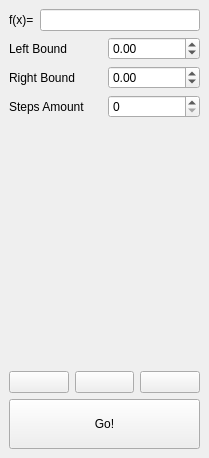
Qt form ui/parameters_dock.ui (Nekson228/GeneticInterpolation) before a commit.
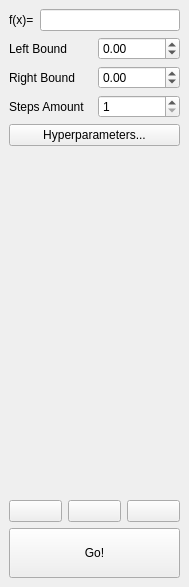
The same form after that commit. Icons and pictures are not drawn.

Commit message: Hyperparameters dialog implemented; Initial GA integration into GUI.

Patch:
```diff
--- a/ui/parameters_dock.ui
+++ b/ui/parameters_dock.ui
@@ -6,8 +6,8 @@
    <rect>
     <x>0</x>
     <y>0</y>
-    <width>209</width>
-    <height>458</height>
+    <width>189</width>
+    <height>587</height>
    </rect>
   </property>
   <property name="windowTitle">
@@ -85,10 +85,21 @@
        </widget>
       </item>
       <item>
-       <widget class="QSpinBox" name="stepsAmountSpinBox"/>
+       <widget class="QSpinBox" name="stepsAmountSpinBox">
+        <property name="minimum">
+         <number>1</number>
+        </property>
+       </widget>
       </item>
      </layout>
     </item>
+    <item>
+     <widget class="QPushButton" name="hyperparametersButton">
+      <property name="text">
+       <string>Hyperparameters...</string>
+      </property>
+     </widget>
+    </item>
     <item>
      <spacer name="verticalSpacer_2">
       <property name="orientation">
```
The commit also changes 33 other files.
